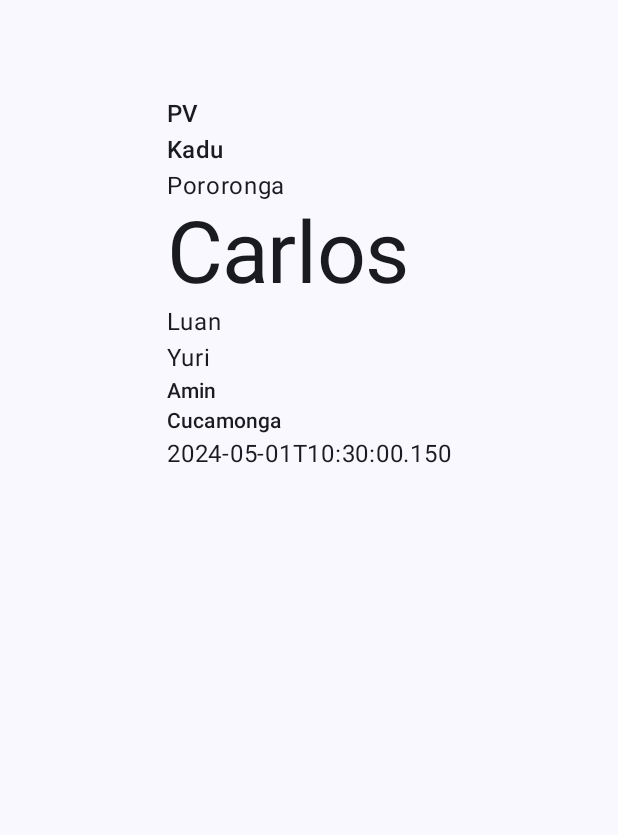
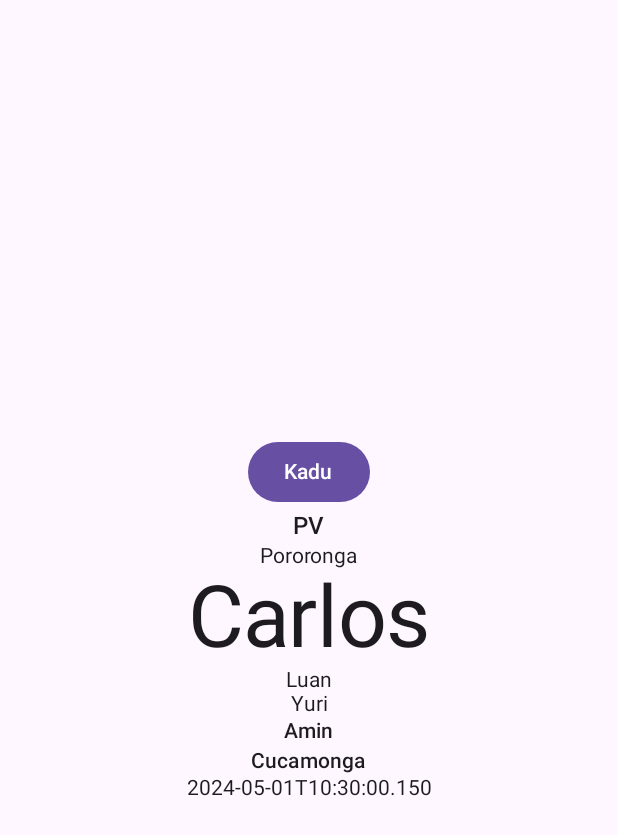
Before and after one commit to KaduCmK/Colabs, an Android app built with Jetpack Compose: the screen it shows after launch (MainActivity), on a phone screen of 412 x 824 dp. Shown: the top 835 px of the screen. Run offline under Robolectric (Android 15) with nearby library versions, the phone set to English and light mode, and no system bars.

Commit message:
tela inicial adicionada

```diff
--- a/app/build.gradle.kts
+++ b/app/build.gradle.kts
@@ -59,6 +59,7 @@ dependencies {
     implementation(libs.androidx.ui.graphics)
     implementation(libs.androidx.ui.tooling.preview)
     implementation(libs.androidx.material3)
+    implementation(libs.androidx.navigation.compose)
     testImplementation(libs.junit)
     androidTestImplementation(libs.androidx.junit)
     androidTestImplementation(libs.androidx.espresso.core)
--- a/app/src/main/java/com/example/colabs/MainActivity.kt
+++ b/app/src/main/java/com/example/colabs/MainActivity.kt
@@ -1,12 +1,14 @@
 package com.example.colabs
 
+import android.content.res.Configuration
 import android.os.Bundle
 import androidx.activity.ComponentActivity
 import androidx.activity.compose.setContent
-import androidx.compose.foundation.layout.Box
+import androidx.compose.foundation.layout.Arrangement
 import androidx.compose.foundation.layout.Column
 import androidx.compose.foundation.layout.fillMaxSize
 import androidx.compose.foundation.layout.padding
+import androidx.compose.material3.Button
 import androidx.compose.material3.MaterialTheme
 import androidx.compose.material3.Surface
 import androidx.compose.material3.Text
@@ -15,6 +17,11 @@ import androidx.compose.ui.Alignment
 import androidx.compose.ui.Modifier
 import androidx.compose.ui.tooling.preview.Preview
 import androidx.compose.ui.unit.dp
+import androidx.navigation.NavHostController
+import androidx.navigation.compose.NavHost
+import androidx.navigation.compose.composable
+import androidx.navigation.compose.rememberNavController
+import com.example.colabs.ui.kadu.KaduScreen
 import com.example.colabs.ui.theme.ColabsTheme
 import java.time.LocalDateTime
 
@@ -22,30 +29,33 @@ class MainActivity : ComponentActivity() {
     override fun onCreate(savedInstanceState: Bundle?) {
         super.onCreate(savedInstanceState)
         setContent {
-            ColabsTheme {
-                // A surface container using the 'background' color from the theme
-                Surface(
-                    modifier = Modifier.fillMaxSize(),
-                    color = MaterialTheme.colorScheme.background
-                ) {
-                    Greeting("Android")
-                }
+            val navController = rememberNavController()
+
+            NavHost(navController = navController, startDestination = "greeting") {
+                composable("greeting") { Greeting(navController = navController) }
+                composable("kadu") { KaduScreen { navController.popBackStack() } }
             }
         }
     }
 }
 
 @Composable
-fun Greeting(name: String, modifier: Modifier = Modifier) {
-    Column(
-        modifier = Modifier
-            .fillMaxSize()
-            .padding(top = 64.dp),
-        horizontalAlignment = Alignment.CenterHorizontally
-    ){
-        Column (modifier = Modifier.weight(1f)){
+fun Greeting(
+    navController: NavHostController
+) {
+    Surface(
+        modifier = Modifier.fillMaxSize()
+    ) {
+        Column(
+            horizontalAlignment = Alignment.CenterHorizontally,
+            verticalArrangement = Arrangement.Center
+        ) {
+
+            Button(onClick = { navController.navigate("kadu") }) {
+                Text(text = "Kadu")
+            }
+
             Text(text = "PV", style = MaterialTheme.typography.titleMedium)
-            Text(text = "Kadu", style = MaterialTheme.typography.titleMedium)
             Text(text = "Pororonga")
             Text(text = "Carlos", style = MaterialTheme.typography.displayLarge)
             Text(text = "Luan")
@@ -58,10 +68,12 @@ fun Greeting(name: String, modifier: Modifier = Modifier) {
     }
 }
 
-@Preview(showBackground = true)
+@Preview(showBackground = true, uiMode = Configuration.UI_MODE_NIGHT_YES)
 @Composable
 fun GreetingPreview() {
+    val navController = rememberNavController()
+
     ColabsTheme {
-        Greeting("Android")
+        Greeting(navController)
     }
 }
--- a/gradle/libs.versions.toml
+++ b/gradle/libs.versions.toml
@@ -8,6 +8,7 @@ espressoCore = "3.5.1"
 lifecycleRuntimeKtx = "2.7.0"
 activityCompose = "1.8.2"
 composeBom = "2023.08.00"
+navigationCompose = "2.8.0-alpha07"
 
 [libraries]
 androidx-core-ktx = { group = "androidx.core", name = "core-ktx", version.ref = "coreKtx" }
@@ -24,6 +25,7 @@ androidx-ui-tooling-preview = { group = "androidx.compose.ui", name = "ui-toolin
 androidx-ui-test-manifest = { group = "androidx.compose.ui", name = "ui-test-manifest" }
 androidx-ui-test-junit4 = { group = "androidx.compose.ui", name = "ui-test-junit4" }
 androidx-material3 = { group = "androidx.compose.material3", name = "material3" }
+androidx-navigation-compose = { group = "androidx.navigation", name = "navigation-compose", version.ref = "navigationCompose" }
 
 [plugins]
 androidApplication = { id = "com.android.application", version.ref = "agp" }
```
Also changed, not shown: app/src/main/java/com/example/colabs/ui/kadu/KaduScreen.kt (added, +43 -0 lines).
